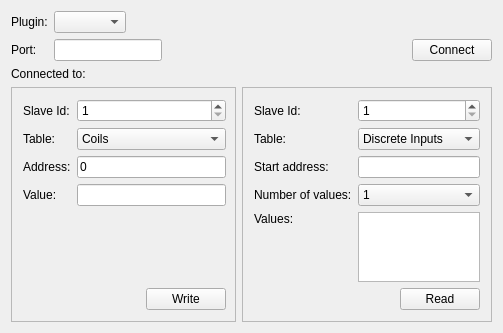
This is examples/serialbus/modbus/master/mainwindow.ui in qt/qtserialbus as Qt 5 draws it before an edit. The edited form follows.
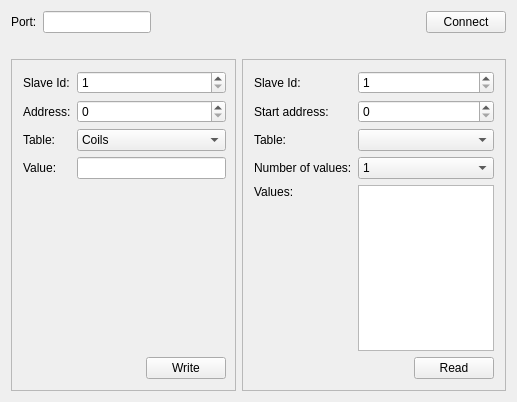
This is the edited form.

Diff of the .ui file:
```diff
--- a/examples/serialbus/modbus/master/mainwindow.ui
+++ b/examples/serialbus/modbus/master/mainwindow.ui
@@ -6,8 +6,8 @@
    <rect>
     <x>0</x>
     <y>0</y>
-    <width>501</width>
-    <height>332</height>
+    <width>517</width>
+    <height>402</height>
    </rect>
   </property>
   <property name="windowTitle">
@@ -17,14 +17,7 @@
    <layout class="QVBoxLayout" name="verticalLayout">
     <item>
      <layout class="QGridLayout" name="gridLayout">
-      <item row="2" column="0" colspan="4">
-       <widget class="QLabel" name="connectedLabel">
-        <property name="text">
-         <string>Connected to:</string>
-        </property>
-       </widget>
-      </item>
-      <item row="1" column="3">
+      <item row="0" column="3">
        <widget class="QPushButton" name="pushButton">
         <property name="sizePolicy">
          <sizepolicy hsizetype="Maximum" vsizetype="Fixed">
@@ -40,17 +33,7 @@
         </property>
        </widget>
       </item>
-      <item row="0" column="1">
-       <widget class="QComboBox" name="pluginBox">
-        <property name="sizePolicy">
-         <sizepolicy hsizetype="Maximum" vsizetype="Fixed">
-          <horstretch>0</horstretch>
-          <verstretch>0</verstretch>
-         </sizepolicy>
-        </property>
-       </widget>
-      </item>
-      <item row="1" column="0">
+      <item row="0" column="0">
        <widget class="QLabel" name="label_2">
         <property name="sizePolicy">
          <sizepolicy hsizetype="Maximum" vsizetype="Preferred">
@@ -63,30 +46,7 @@
         </property>
        </widget>
       </item>
-      <item row="1" column="1">
-       <widget class="QLineEdit" name="portEdit">
-        <property name="sizePolicy">
-         <sizepolicy hsizetype="Preferred" vsizetype="Fixed">
-          <horstretch>0</horstretch>
-          <verstretch>0</verstretch>
-         </sizepolicy>
-        </property>
-       </widget>
-      </item>
-      <item row="0" column="0">
-       <widget class="QLabel" name="label">
-        <property name="sizePolicy">
-         <sizepolicy hsizetype="Maximum" vsizetype="Preferred">
-          <horstretch>0</horstretch>
-          <verstretch>0</verstretch>
-         </sizepolicy>
-        </property>
-        <property name="text">
-         <string>Plugin:</string>
-        </property>
-       </widget>
-      </item>
-      <item row="1" column="2">
+      <item row="0" column="2">
        <spacer name="horizontalSpacer">
         <property name="orientation">
          <enum>Qt::Horizontal</enum>
@@ -99,6 +59,26 @@
         </property>
        </spacer>
       </item>
+      <item row="0" column="1">
+       <widget class="QLineEdit" name="portEdit">
+        <property name="sizePolicy">
+         <sizepolicy hsizetype="Preferred" vsizetype="Fixed">
+          <horstretch>0</horstretch>
+          <verstretch>0</verstretch>
+         </sizepolicy>
+        </property>
+       </widget>
+      </item>
+      <item row="1" column="0" colspan="4">
+       <widget class="QLabel" name="errorLabel">
+        <property name="text">
+         <string/>
+        </property>
+        <property name="wordWrap">
+         <bool>true</bool>
+        </property>
+       </widget>
+      </item>
      </layout>
     </item>
     <item>
@@ -171,42 +151,42 @@
              </property>
             </widget>
            </item>
-           <item row="3" column="1">
-            <widget class="QLineEdit" name="writeValue"/>
-           </item>
-           <item row="1" column="1">
-            <widget class="QComboBox" name="writeTable">
-             <item>
-              <property name="text">
-               <string>Coils</string>
-              </property>
-             </item>
-             <item>
-              <property name="text">
-               <string>Holding Registers</string>
-              </property>
-             </item>
-            </widget>
-           </item>
            <item row="1" column="0">
-            <widget class="QLabel" name="label_6">
-             <property name="text">
-              <string>Table:</string>
-             </property>
-            </widget>
-           </item>
-           <item row="2" column="0">
             <widget class="QLabel" name="label_7">
              <property name="text">
               <string>Address:</string>
              </property>
             </widget>
            </item>
+           <item row="3" column="1">
+            <widget class="QLineEdit" name="writeValue"/>
+           </item>
+           <item row="1" column="1">
+            <widget class="QSpinBox" name="writeAddress">
+             <property name="maximum">
+              <number>9</number>
+             </property>
+            </widget>
+           </item>
+           <item row="2" column="0">
+            <widget class="QLabel" name="label_6">
+             <property name="text">
+              <string>Table:</string>
+             </property>
+            </widget>
+           </item>
            <item row="2" column="1">
-            <widget class="QLineEdit" name="writeAddress">
-             <property name="text">
-              <string>0</string>
-             </property>
+            <widget class="QComboBox" name="writeTable">
+             <item>
+              <property name="text">
+               <string>Coils</string>
+              </property>
+             </item>
+             <item>
+              <property name="text">
+               <string>Holding Registers</string>
+              </property>
+             </item>
             </widget>
            </item>
            <item row="4" column="1">
@@ -244,11 +224,11 @@
         <layout class="QHBoxLayout" name="horizontalLayout_4">
          <item>
           <layout class="QGridLayout" name="gridLayout_3">
-           <item row="2" column="1">
-            <widget class="QComboBox" name="readTable">
+           <item row="3" column="1">
+            <widget class="QComboBox" name="readSize">
              <item>
               <property name="text">
-               <string>Discrete Inputs</string>
+               <string>1</string>
               </property>
              </item>
              <item>
@@ -268,31 +248,7 @@
              </item>
             </widget>
            </item>
-           <item row="0" column="1">
-            <widget class="QSpinBox" name="readSlave">
-             <property name="minimum">
-              <number>1</number>
-             </property>
-             <property name="maximum">
-              <number>255</number>
-             </property>
-            </widget>
-           </item>
-           <item row="0" column="0">
-            <widget class="QLabel" name="label_11">
-             <property name="text">
-              <string>Slave Id:</string>
-             </property>
-            </widget>
-           </item>
-           <item row="3" column="0">
-            <widget class="QLabel" name="label_4">
-             <property name="text">
-              <string>Start address:</string>
-             </property>
-            </widget>
-           </item>
-           <item row="7" column="1">
+           <item row="6" column="1">
             <layout class="QHBoxLayout" name="horizontalLayout">
              <item>
               <spacer name="horizontalSpacer_2">
@@ -322,102 +278,75 @@
              </item>
             </layout>
            </item>
-           <item row="5" column="1" rowspan="2">
-            <widget class="QListWidget" name="readValue"/>
+           <item row="1" column="1">
+            <widget class="QSpinBox" name="readAddress">
+             <property name="maximum">
+              <number>9</number>
+             </property>
+            </widget>
            </item>
-           <item row="3" column="1">
-            <widget class="QLineEdit" name="readAddress">
+           <item row="0" column="0">
+            <widget class="QLabel" name="label_11">
              <property name="text">
-              <string/>
+              <string>Slave Id:</string>
              </property>
             </widget>
            </item>
-           <item row="2" column="0">
-            <widget class="QLabel" name="label_3">
+           <item row="2" column="1">
+            <widget class="QComboBox" name="readTable"/>
+           </item>
+           <item row="1" column="0">
+            <widget class="QLabel" name="label_4">
              <property name="text">
-              <string>Table:</string>
+              <string>Start address:</string>
              </property>
             </widget>
            </item>
-           <item row="6" column="0">
-            <spacer name="verticalSpacer_2">
-             <property name="orientation">
-              <enum>Qt::Vertical</enum>
+           <item row="0" column="1">
+            <widget class="QSpinBox" name="readSlave">
+             <property name="minimum">
+              <number>1</number>
              </property>
-             <property name="sizeHint" stdset="0">
-              <size>
-               <width>20</width>
-               <height>40</height>
-              </size>
+             <property name="maximum">
+              <number>255</number>
              </property>
-            </spacer>
+            </widget>
            </item>
-           <item row="5" column="0">
+           <item row="4" column="0">
             <widget class="QLabel" name="label_9">
              <property name="text">
               <string>Values:</string>
              </property>
             </widget>
            </item>
-           <item row="4" column="0">
+           <item row="3" column="0">
             <widget class="QLabel" name="label_5">
              <property name="text">
               <string>Number of values:</string>
              </property>
             </widget>
            </item>
-           <item row="4" column="1">
-            <widget class="QComboBox" name="readSize">
-             <item>
-              <property name="text">
-               <string>1</string>
-              </property>
-             </item>
-             <item>
-              <property name="text">
-               <string>2</string>
-              </property>
-             </item>
-             <item>
-              <property name="text">
-               <string>3</string>
-              </property>
-             </item>
-             <item>
-              <property name="text">
-               <string>4</string>
-              </property>
-             </item>
-             <item>
-              <property name="text">
-               <string>5</string>
-              </property>
-             </item>
-             <item>
-              <property name="text">
-               <string>6</string>
-              </property>
-             </item>
-             <item>
-              <property name="text">
-               <string>7</string>
-              </property>
-             </item>
-             <item>
-              <property name="text">
-               <string>8</string>
-              </property>
-             </item>
-             <item>
-              <property name="text">
-               <string>9</string>
-              </property>
-             </item>
-             <item>
-              <property name="text">
-               <string>10</string>
-              </property>
-             </item>
+           <item row="5" column="0">
+            <spacer name="verticalSpacer_2">
+             <property name="orientation">
+              <enum>Qt::Vertical</enum>
+             </property>
+             <property name="sizeHint" stdset="0">
+              <size>
+               <width>20</width>
+               <height>40</height>
+              </size>
+             </property>
+            </spacer>
+           </item>
+           <item row="4" column="1" rowspan="2">
+            <widget class="QListWidget" name="readValue"/>
+           </item>
+           <item row="2" column="0">
+            <widget class="QLabel" name="label_3">
+             <property name="text">
+              <string>Table:</string>
+             </property>
             </widget>
            </item>
           </layout>
```
Left out of the diff: 72 changed lines with no effect on the pictures.
